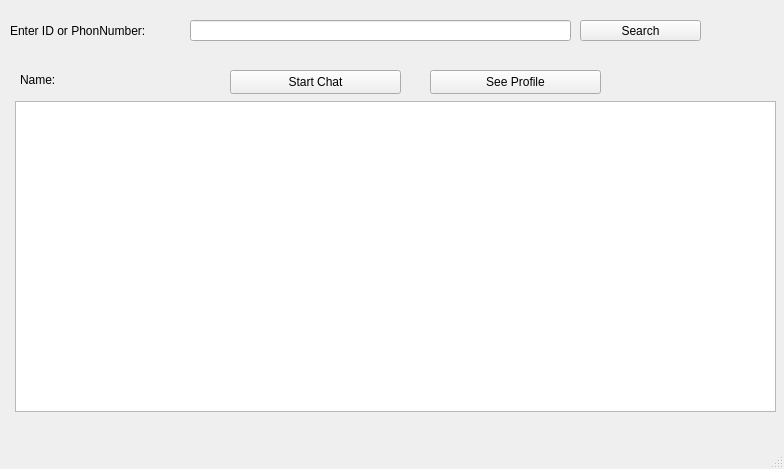
Qt form SocialMedia/darugram.ui (AP-projects-4001/daru) before a commit.
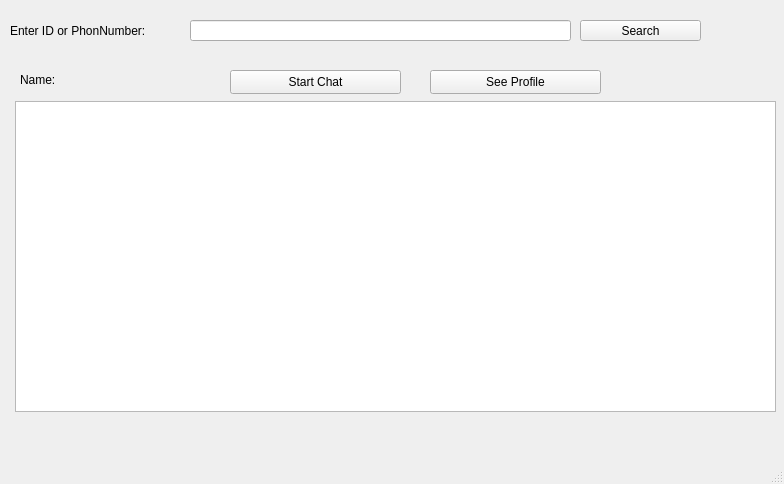
The same form after that commit.

```diff
--- a/SocialMedia/darugram.ui
+++ b/SocialMedia/darugram.ui
@@ -7,7 +7,7 @@
     <x>0</x>
     <y>0</y>
     <width>784</width>
-    <height>469</height>
+    <height>484</height>
    </rect>
   </property>
   <property name="windowTitle">
```
Left out of the diff: 2 changed lines with no effect on the pictures.
